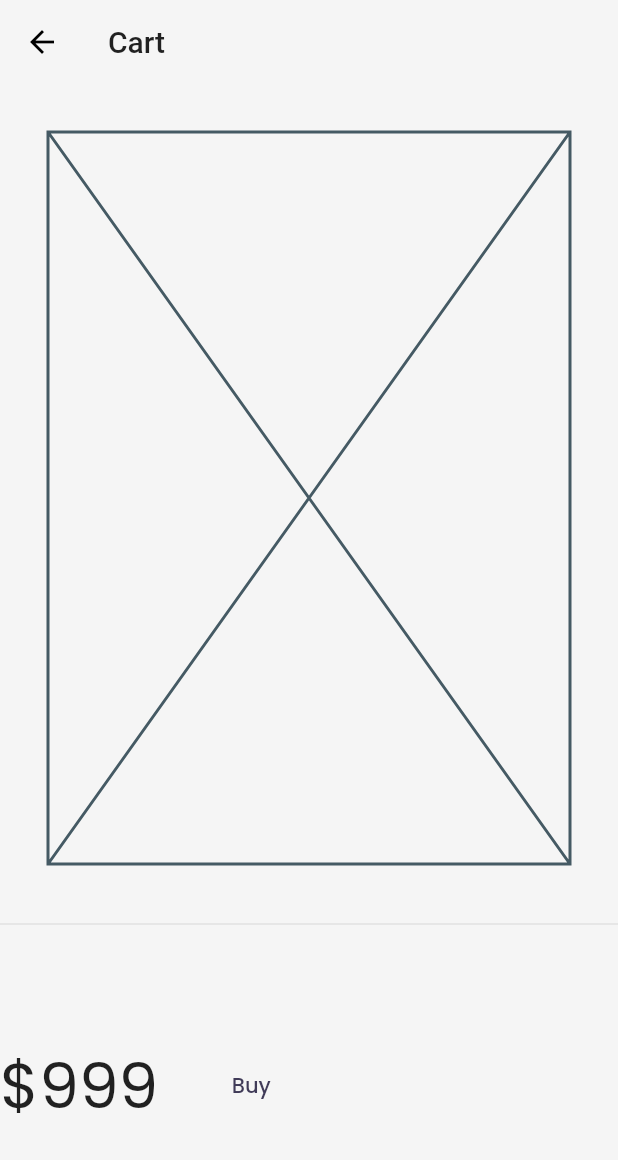
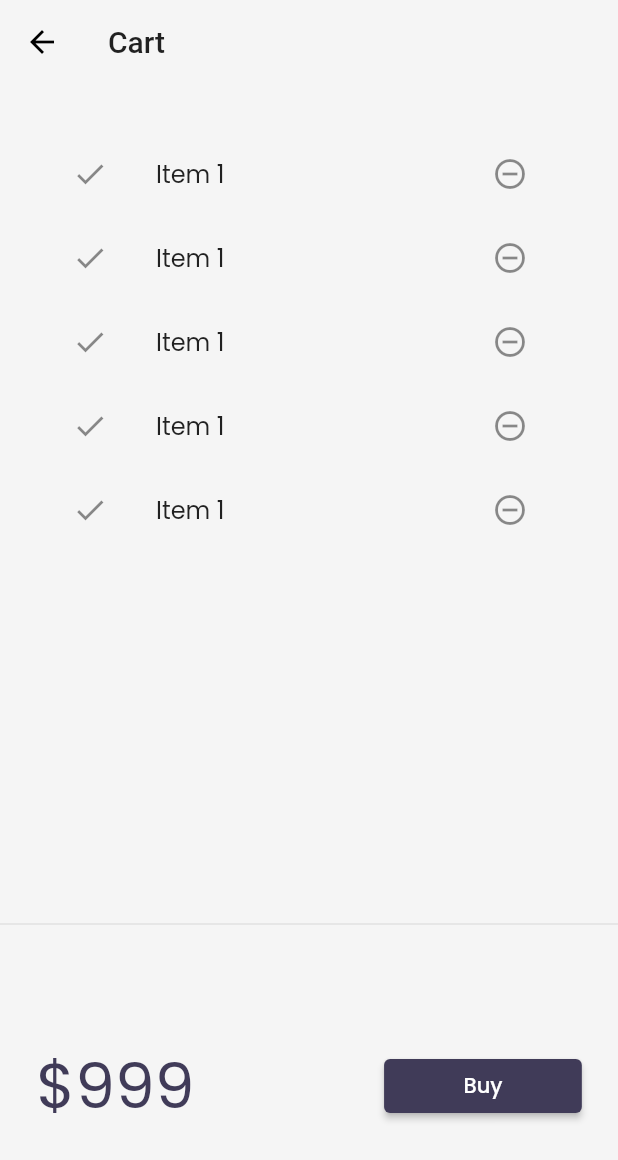
Before and after one commit to anubhav811/30DaysOfFlutter, a Flutter app: the CartPage screen opened by its route, on a phone screen of 412 x 824 dp. Shown: the top 1160 px of the screen. Run offline on Flutter 3.47's test engine with Material 2 defaults, Android fonts, the phone set to English and light mode, and no system bars; our stand-ins replace google_fonts, velocity_x; missing offline and left inert: dart:ffi; network calls fail.

Commit message:
day 20 completed

```diff
--- /dev/null
+++ b/lib/models/cart.dart
@@ -0,0 +1,33 @@
+import 'package:fluttter_demo/models/catalog.dart';
+
+class CartModel {
+  // catalog field
+  late CatalogModel _catalog;
+
+  // collection of ids
+  final List<int> _itemIds = [];
+
+  // Get catalog
+  CatalogModel get catalog => _catalog;
+  set catalog(CatalogModel newCatalog) {
+    assert(newCatalog != null);
+    _catalog = newCatalog;
+  }
+
+  // Get items in the cart
+  List<Item> get items => _itemIds.map((id) => _catalog.getById(id)).toList();
+
+  // Get total price
+  num get totalPrice =>
+      items.fold(0, (total, current) => total + current.price);
+
+  // Add item
+  void add(Item item) {
+    _itemIds.add(item.id);
+  }
+
+  // Remove item
+  void remove(Item item) {
+    _itemIds.remove(item.id);
+  }
+}
--- a/lib/models/catalog.dart
+++ b/lib/models/catalog.dart
@@ -4,11 +4,11 @@ class CatalogModel {
   static List<Item> items = [];
 
   // Get Item by ID
-  static Item getById(int id) =>
+  Item getById(int id) =>
       items.firstWhere((element) => element.id == id, orElse: null);
 
   // Get Item by position
-  static Item getByPosition(int pos) => items[pos];
+  Item getByPosition(int pos) => items[pos];
 }
 
 class Item {
--- a/lib/pages/cart_page.dart
+++ b/lib/pages/cart_page.dart
@@ -12,10 +12,33 @@ class CartPage extends StatelessWidget {
         title: "Cart".text.make(),
       ),
       body: Column(children: [
-        const Placeholder().p32().expand(),
-        Divider(),
+        _CartList().p32().expand(),
+        const Divider(),
         _CartTotal(),
       ]),
+    );
+  }
+}
+
+class _CartList extends StatefulWidget {
+  @override
+  _CartListState createState() => _CartListState();
+}
+
+class _CartListState extends State<_CartList> {
+  @override
+  Widget build(BuildContext context) {
+    // TODO: implement build
+    return ListView.builder(
+      itemCount: 5,
+      itemBuilder: (context, index) => ListTile(
+        leading: Icon(Icons.done),
+        trailing: IconButton(
+          icon: Icon(Icons.remove_circle_outline),
+          onPressed: () {},
+        ),
+        title: "Item 1".text.make(),
+      ),
     );
   }
 }
@@ -26,12 +49,20 @@ class _CartTotal extends StatelessWidget {
     return SizedBox(
         height: 200,
         child: Row(
+          mainAxisAlignment: MainAxisAlignment.spaceAround,
           children: [
-            "\$999".text.xl5.make(),
+            "\$999".text.xl5.color(context.theme.accentColor).make(),
             30.widthBox,
-            TextButton(
-                onPressed: () {},
-                child: "Buy".text.color(context.theme.buttonColor).make())
+            ElevatedButton(
+                    onPressed: () {
+                      ScaffoldMessenger.of(context).showSnackBar(SnackBar(
+                          content: "Buying not supported yet.".text.make()));
+                    },
+                    style: ButtonStyle(
+                        backgroundColor: MaterialStateProperty.all(
+                            context.theme.buttonColor)),
+                    child: "Buy".text.white.make())
+                .w32(context)
           ],
         ));
   }
--- a/lib/pages/home_page.dart
+++ b/lib/pages/home_page.dart
@@ -36,7 +36,7 @@ class _HomePageState extends State<HomePage> {
   @override
   Widget build(BuildContext context) {
     return Scaffold(
-        backgroundColor: Colors.white,
+        backgroundColor: context.canvasColor,
         floatingActionButton: FloatingActionButton(
             onPressed: () {
               Navigator.pushNamed(context, MyRoutes.cartRoute);
```
